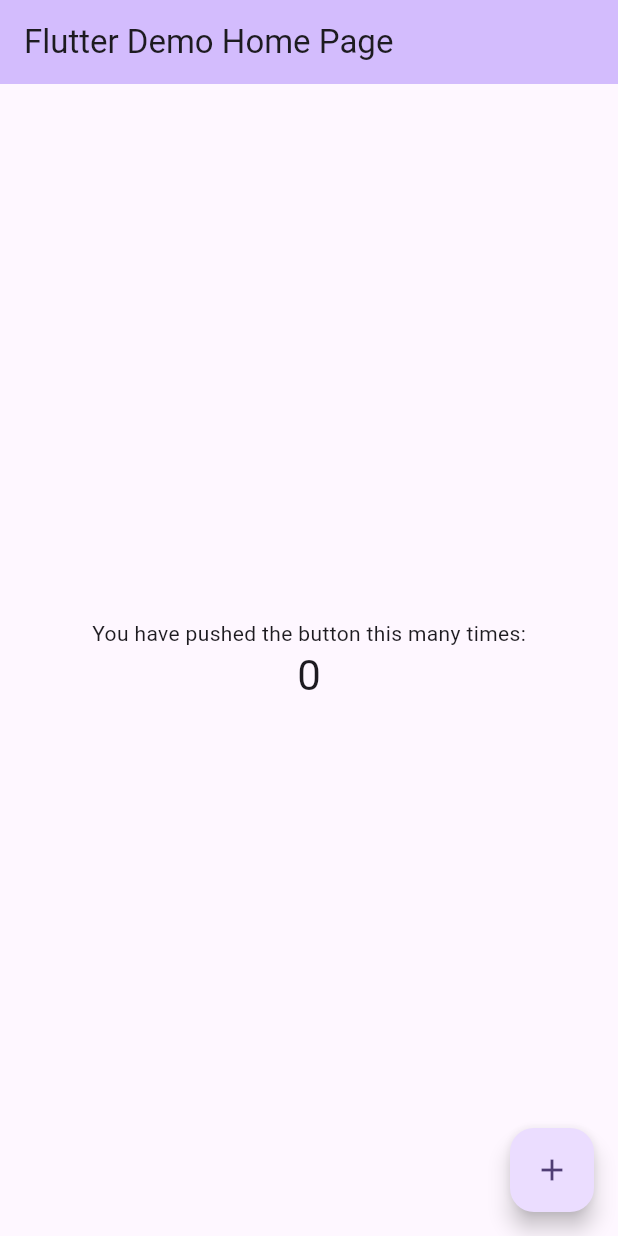
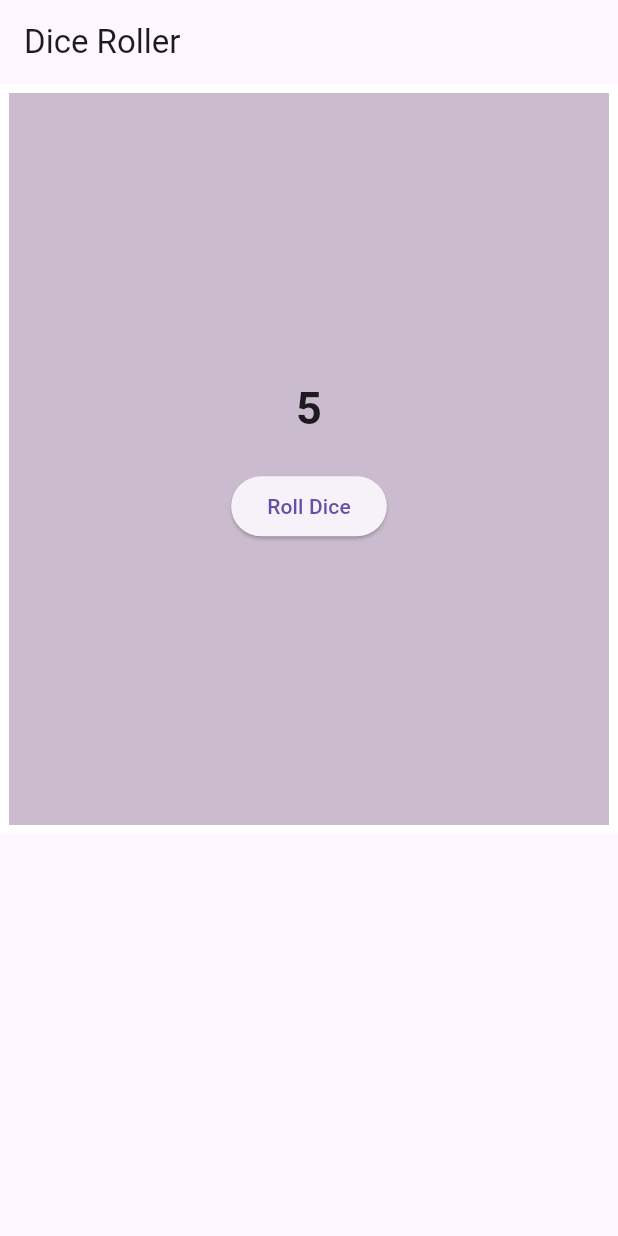
Before and after one commit to RobertPerez2/robert_flutter, a Flutter app: the screen it shows after launch, on a phone screen of 412 x 824 dp. Run offline on Flutter 3.47's test engine with Material 3 defaults, Android fonts, the phone set to English and light mode, and no system bars.

Commit message:
Dice Program

```diff
--- a/lib/main.dart
+++ b/lib/main.dart
@@ -1,125 +1,89 @@
-import 'package:flutter/material.dart';
+// DicePrep.dart
+// Robert Perez
 
-void main() {
-  runApp(const MyApp());
+import "dart:math";
+
+import "package:flutter/material.dart";
+
+void main() // 23
+{
+  runApp(DiceRoller());
 }
 
-class MyApp extends StatelessWidget {
-  const MyApp({super.key});
+class DiceRoller extends StatelessWidget
+{
+  DiceRoller({super.key});
 
-  // This widget is the root of your application.
   @override
-  Widget build(BuildContext context) {
-    return MaterialApp(
-      title: 'Flutter Demo',
-      theme: ThemeData(
-        // This is the theme of your application.
-        //
-        // TRY THIS: Try running your application with "flutter run". You'll see
-        // the application has a purple toolbar. Then, without quitting the app,
-        // try changing the seedColor in the colorScheme below to Colors.green
-        // and then invoke "hot reload" (save your changes or press the "hot
-        // reload" button in a Flutter-supported IDE, or press "r" if you used
-        // the command line to start the app).
-        //
-        // Notice that the counter didn't reset back to zero; the application
-        // state is not lost during the reload. To reset the state, use hot
-        // restart instead.
-        //
-        // This works for code too, not just values: Most code changes can be
-        // tested with just a hot reload.
-        colorScheme: ColorScheme.fromSeed(seedColor: Colors.deepPurple),
-        useMaterial3: true,
-      ),
-      home: const MyHomePage(title: 'Flutter Demo Home Page'),
+  Widget build( BuildContext context )
+  { return MaterialApp
+    ( title: "Dice Roller",
+    home: DRHome(),
   );
   }
 }
 
-class MyHomePage extends StatefulWidget {
-  const MyHomePage({super.key, required this.title});
-
-  // This widget is the home page of your application. It is stateful, meaning
-  // that it has a State object (defined below) that contains fields that affect
-  // how it looks.
-
-  // This class is the configuration for the state. It holds the values (in this
-  // case the title) provided by the parent (in this case the App widget) and
-  // used by the build method of the State. Fields in a Widget subclass are
-  // always marked "final".
-
-  final String title;
-
+class DRHome extends StatefulWidget
+{
   @override
-  State<MyHomePage> createState() => _MyHomePageState();
+  State<DRHome> createState() => DRHomeState();
 }
 
-class _MyHomePageState extends State<MyHomePage> {
-  int _counter = 0;
-
-  void _incrementCounter() {
-    setState(() {
-      // This call to setState tells the Flutter framework that something has
-      // changed in this State, which causes it to rerun the build method below
-      // so that the display can reflect the updated values. If we changed
-      // _counter without calling setState(), then the build method would not be
-      // called again, and so nothing would appear to happen.
-      _counter++;
-    });
+class DRHomeState extends State<DRHome>
+{
+  final Random _random = Random();
+  int rollDice()
+  {
+    return _random.nextInt(6) + 1;
   }
 
   @override
-  Widget build(BuildContext context) {
-    // This method is rerun every time setState is called, for instance as done
-    // by the _incrementCounter method above.
-    //
-    // The Flutter framework has been optimized to make rerunning build methods
-    // fast, so that you can just rebuild anything that needs updating rather
-    // than having to individually change instances of widgets.
-    return Scaffold(
-      appBar: AppBar(
-        // TRY THIS: Try changing the color here to a specific color (to
-        // Colors.amber, perhaps?) and trigger a hot reload to see the AppBar
-        // change color while the other colors stay the same.
-        backgroundColor: Theme.of(context).colorScheme.inversePrimary,
-        // Here we take the value from the MyHomePage object that was created by
-        // the App.build method, and use it to set our appbar title.
-        title: Text(widget.title),
+  Widget build( BuildContext context )
+  { return Scaffold
+    (
+      appBar: AppBar(title: const Text("Dice Roller")),
+      body: Center ( child:
+      Column( children:
+      [
+        Container(
+          decoration: BoxDecoration(
+            color: Color(0xF6C8BACC),
+            border: Border.all(
+              width: 6,
+              color: Colors.white,
             ),
-      body: Center(
-        // Center is a layout widget. It takes a single child and positions it
-        // in the middle of the parent.
+          ),
+          height: 500,
+          width: 500,
+          child: Stack(
+            children: [
+              Align(
+                alignment: Alignment.center,
                 child: Column(
-          // Column is also a layout widget. It takes a list of children and
-          // arranges them vertically. By default, it sizes itself to fit its
-          // children horizontally, and tries to be as tall as its parent.
-          //
-          // Column has various properties to control how it sizes itself and
-          // how it positions its children. Here we use mainAxisAlignment to
-          // center the children vertically; the main axis here is the vertical
-          // axis because Columns are vertical (the cross axis would be
-          // horizontal).
-          //
-          // TRY THIS: Invoke "debug painting" (choose the "Toggle Debug Paint"
-          // action in the IDE, or press "p" in the console), to see the
-          // wireframe for each widget.
-          mainAxisAlignment: MainAxisAlignment.center,
-          children: <Widget>[
-            const Text(
-              'You have pushed the button this many times:',
+                  mainAxisSize: MainAxisSize.min,
+                  children: [
+                    Text(
+                      rollDice().toString(),
+                      style: TextStyle(
+                        fontWeight: FontWeight.bold,
+                        fontSize: 30,
                       ),
-            Text(
-              '$_counter',
-              style: Theme.of(context).textTheme.headlineMedium,
+                    ),
+                    SizedBox(height: 20),
+                    ElevatedButton(
+                      onPressed: () {
+                        setState(() {});
+                      },
+                      child: const Text("Roll Dice"),
                     ),
                   ],
                 ),
               ),
-      floatingActionButton: FloatingActionButton(
-        onPressed: _incrementCounter,
-        tooltip: 'Increment',
-        child: const Icon(Icons.add),
-      ), // This trailing comma makes auto-formatting nicer for build methods.
-    );
+            ],
+          ),
+        ),
+      ]
+      ),
+      ));
   }
 }
```
Also changed, not shown: lib/DicePrep.dart (added). Lines whose indentation alone changed are shown as unchanged.
